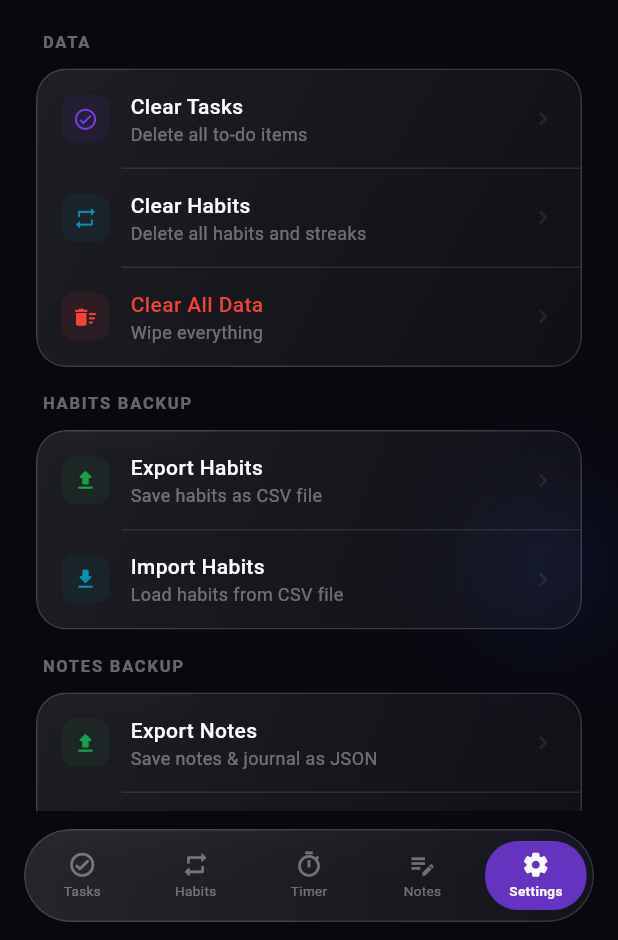
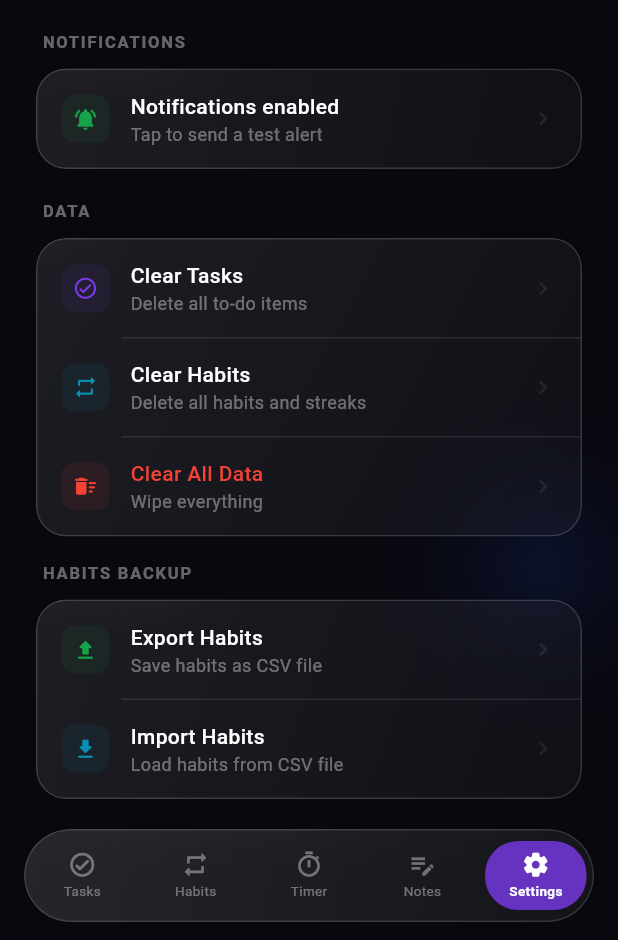
Before and after one commit to spacechase26/Tympeak, a Flutter app: the screen it shows after launch, item 5 of the bottom bar chosen, on a phone screen of 412 x 824 dp, the part 296-1236 px from its top. Run offline on Flutter 3.47's test engine with Material 3 defaults, Android fonts, the phone set to English and light mode, and no system bars; our stand-ins replace confetti, file_picker, flutter_local_notifications, flutter_markdown, flutter_timezone, hive_flutter and 2 more; accounts and stored records are empty.

Commit message:
Make timer alerts actually fire and play sound
The scheduled-notification path was silently failing on Android 14
(fullScreenIntent requires USE_FULL_SCREEN_INTENT, which is restricted
to alarm-clock-category apps and was swallowing the whole notification).
SystemSound.alert is also silent on most Android builds, so in-foreground
completions felt totally dead.

- Drop fullScreenIntent from the timer channel
- New channel ID 'timer_alerts_v3' so devices that previously created
  the muted v2 channel get a fresh one with sound enabled
- New NotificationService.showTimerAlertNow() fires an immediate heads-up
  notification (plays sound + vibration even in foreground) — called
  alongside SystemSound on every completion + segment transition
- New NotificationService.areNotificationsEnabled() + lastError tracking
- Settings: new "Notifications" section shows enabled/disabled status,
  exposes a "send test notification" button, surfaces lastError when
  scheduling fails, and re-requests permission when disabled
- Bump version to 1.0.1+2 so the OS treats it as an upgrade

```diff
--- a/lib/data/notification_service.dart
+++ b/lib/data/notification_service.dart
@@ -5,13 +5,16 @@ import 'package:timezone/data/latest_10y.dart' as tz;
 
 class NotificationService {
   static final _plugin = FlutterLocalNotificationsPlugin();
+  static String? lastError;
 
   static Future<void> init() async {
     tz.initializeTimeZones();
     try {
       final tzInfo = await FlutterTimezone.getLocalTimezone();
       tz.setLocalLocation(tz.getLocation(tzInfo.identifier));
-    } catch (_) {}
+    } catch (e) {
+      lastError = 'tz init: $e';
+    }
 
     await _plugin.initialize(
       const InitializationSettings(
@@ -28,7 +31,7 @@ class NotificationService {
       enableVibration: true,
     );
     const timerChannel = AndroidNotificationChannel(
-      'timer_alerts_v2',
+      'timer_alerts_v3',
       'Timer Alerts',
       description: 'Pomodoro and countdown completions',
       importance: Importance.max,
@@ -47,7 +50,19 @@ class NotificationService {
           .resolvePlatformSpecificImplementation<AndroidFlutterLocalNotificationsPlugin>();
       await android?.requestNotificationsPermission();
       await android?.requestExactAlarmsPermission();
-    } catch (_) {}
+    } catch (e) {
+      lastError = 'permission: $e';
+    }
+  }
+
+  static Future<bool> areNotificationsEnabled() async {
+    try {
+      final android = _plugin
+          .resolvePlatformSpecificImplementation<AndroidFlutterLocalNotificationsPlugin>();
+      return await android?.areNotificationsEnabled() ?? false;
+    } catch (_) {
+      return false;
+    }
   }
 
   static const _taskDetails = NotificationDetails(
@@ -58,13 +73,14 @@ class NotificationService {
     ),
   );
 
+  // No fullScreenIntent — Android 14 restricts that to alarm-clock apps only
+  // and a denied permission can swallow the whole notification silently.
   static const _timerDetails = NotificationDetails(
     android: AndroidNotificationDetails(
-      'timer_alerts_v2', 'Timer Alerts',
+      'timer_alerts_v3', 'Timer Alerts',
       importance: Importance.max, priority: Priority.max,
       category: AndroidNotificationCategory.alarm,
       playSound: true, enableVibration: true,
-      fullScreenIntent: true,
       visibility: NotificationVisibility.public,
     ),
   );
@@ -81,7 +97,8 @@ class NotificationService {
             UILocalNotificationDateInterpretation.absoluteTime,
         matchDateTimeComponents: match,
       );
-    } catch (_) {
+    } catch (e) {
+      lastError = 'exact: $e';
       try {
         await _plugin.zonedSchedule(
           id, title, body, when, details,
@@ -90,7 +107,9 @@ class NotificationService {
               UILocalNotificationDateInterpretation.absoluteTime,
           matchDateTimeComponents: match,
         );
-      } catch (_) {}
+      } catch (e2) {
+        lastError = 'exact+inexact: $e | $e2';
+      }
     }
   }
 
@@ -99,6 +118,16 @@ class NotificationService {
       int id, String title, String body, int secondsFromNow) async {
     final when = tz.TZDateTime.now(tz.local).add(Duration(seconds: secondsFromNow));
     await _scheduleWithFallback(id, title, body, when, _timerDetails);
+  }
+
+  // Fire a notification right now — used as a reliable in-app completion alert
+  // (heads-up notification plays sound + vibration even when the app is open).
+  static Future<void> showTimerAlertNow(int id, String title, String body) async {
+    try {
+      await _plugin.show(id, title, body, _timerDetails);
+    } catch (e) {
+      lastError = 'show: $e';
+    }
   }
 
   // One-time reminder on a specific date + time.
--- a/lib/screens/settings_screen.dart
+++ b/lib/screens/settings_screen.dart
@@ -4,13 +4,44 @@ import 'package:file_picker/file_picker.dart';
 import 'package:flutter/material.dart';
 import 'package:share_plus/share_plus.dart';
 import 'package:uuid/uuid.dart';
+import '../data/notification_service.dart';
 import '../data/storage.dart';
 import '../theme.dart';
 import '../widgets/glass_card.dart';
 import '../widgets/screen_padding.dart';
 
-class SettingsScreen extends StatelessWidget {
+class SettingsScreen extends StatefulWidget {
   const SettingsScreen({super.key});
+  @override
+  State<SettingsScreen> createState() => _SettingsScreenState();
+}
+
+class _SettingsScreenState extends State<SettingsScreen> {
+  bool? _notifEnabled;
+
+  @override
+  void initState() {
+    super.initState();
+    _refreshNotifStatus();
+  }
+
+  Future<void> _refreshNotifStatus() async {
+    final ok = await NotificationService.areNotificationsEnabled();
+    if (mounted) setState(() => _notifEnabled = ok);
+  }
+
+  Future<void> _testNotification() async {
+    await NotificationService.showTimerAlertNow(
+      999999, '🔔 Test notification', 'If you can see and hear this, alerts work.');
+    if (!mounted) return;
+    ScaffoldMessenger.of(context).showSnackBar(
+      const SnackBar(content: Text('Test notification fired — check the tray.')));
+  }
+
+  Future<void> _requestPerms() async {
+    await NotificationService.requestPermissions();
+    await _refreshNotifStatus();
+  }
 
   void _confirmClear(BuildContext context, String label, VoidCallback onConfirm) {
     showDialog(
@@ -250,6 +281,36 @@ class SettingsScreen extends StatelessWidget {
             ),
 
             const SizedBox(height: 20),
+            _sectionLabel('Notifications'),
+            const SizedBox(height: 10),
+
+            GlassCard(
+              padding: EdgeInsets.zero,
+              child: Column(children: [
+                _tile(
+                  context,
+                  icon: _notifEnabled == true ? Icons.notifications_active_rounded : Icons.notifications_off_rounded,
+                  iconColor: _notifEnabled == true ? const Color(0xFF16A34A) : Colors.amber,
+                  label: _notifEnabled == true ? 'Notifications enabled' : 'Notifications disabled',
+                  sub: _notifEnabled == true
+                      ? 'Tap to send a test alert'
+                      : 'Tap to grant permission',
+                  onTap: _notifEnabled == true ? _testNotification : _requestPerms,
+                ),
+                if (NotificationService.lastError != null) ...[
+                  _divider(),
+                  _tile(
+                    context,
+                    icon: Icons.warning_amber_rounded,
+                    iconColor: Colors.red,
+                    label: 'Last error',
+                    sub: NotificationService.lastError!,
+                  ),
+                ],
+              ]),
+            ),
+
+            const SizedBox(height: 20),
             _sectionLabel('Data'),
             const SizedBox(height: 10),
 
--- a/pubspec.yaml
+++ b/pubspec.yaml
@@ -1,7 +1,7 @@
 name: tympeak
 description: Offline productivity app — Tasks, Habits, Timer, Notes. 100% local.
 publish_to: 'none'
-version: 1.0.0+1
+version: 1.0.1+2
 homepage: https://github.com/spacechase26/Tympeak
 repository: https://github.com/spacechase26/Tympeak.git
 
```
Also changed, not shown: lib/screens/timer_screen.dart (+8 -0 lines).
